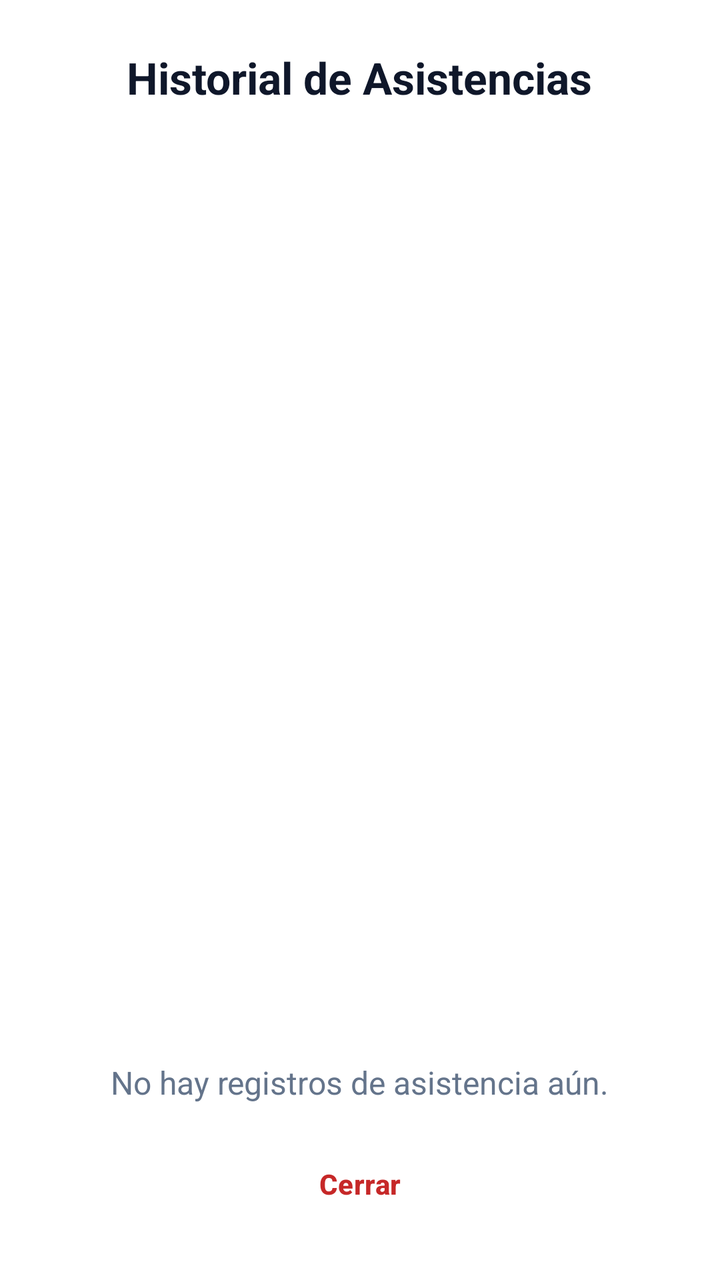
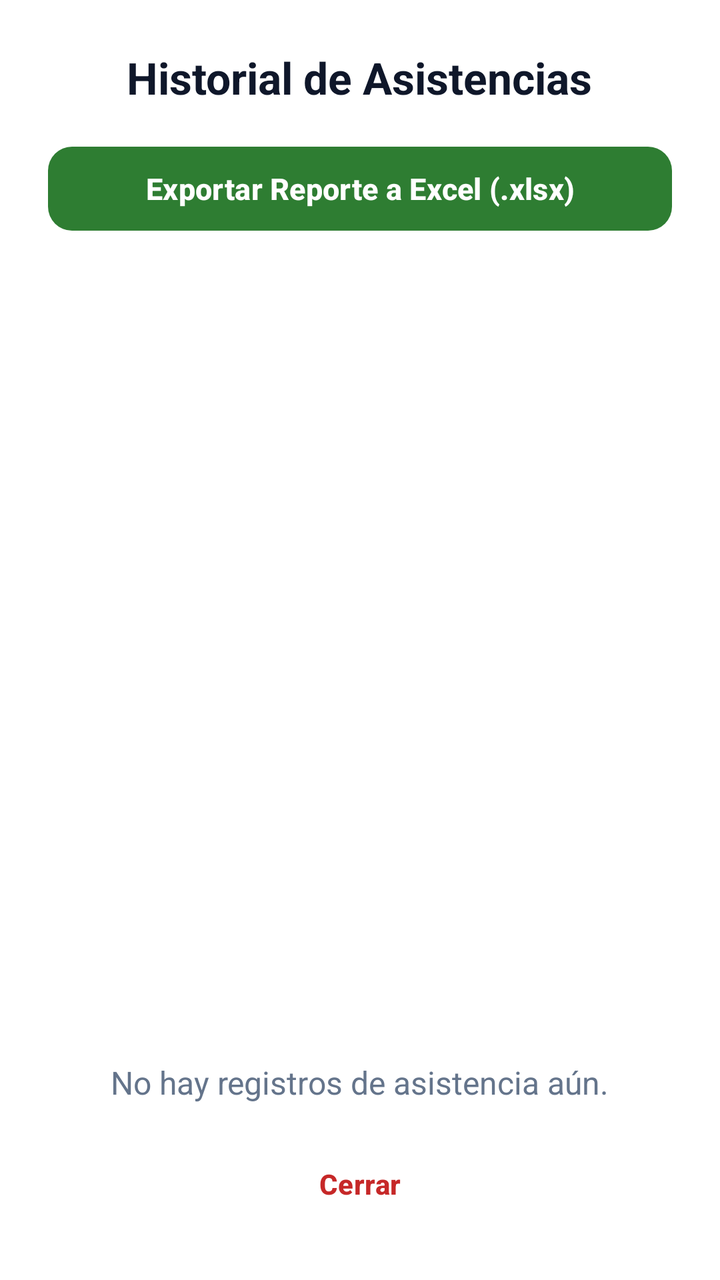

Before-and-after screenshots of an Android layout around one commit, followed by the original layout XML and the change that was made.
<!-- AndroidManifest.xml: application theme Theme.SistemaDeAsistencia -->
<!-- res/layout/activity_historial_asistencias.xml -->
<?xml version="1.0" encoding="utf-8"?>
<LinearLayout xmlns:android="http://schemas.android.com/apk/res/android"
    android:layout_width="match_parent"
    android:layout_height="match_parent"
    android:orientation="vertical"
    android:padding="24dp"
    android:gravity="center_horizontal"
    android:background="@color/white">

    <TextView
        android:layout_width="wrap_content"
        android:layout_height="wrap_content"
        android:text="Historial de Asistencias"
        android:textColor="@color/text_primary"
        android:textSize="22sp"
        android:textStyle="bold"
        android:layout_marginBottom="24dp"/>

    <androidx.recyclerview.widget.RecyclerView
        android:id="@+id/rvHistorial"
        android:layout_width="match_parent"
        android:layout_height="0dp"
        android:layout_weight="1"/>

    <TextView
        android:id="@+id/tvEmptyState"
        android:layout_width="wrap_content"
        android:layout_height="wrap_content"
        android:text="No hay registros de asistencia aún."
        android:textColor="@color/text_secondary"
        android:textSize="16sp"
        android:visibility="visible"
        android:layout_marginTop="40dp"/>

    <com.google.android.material.button.MaterialButton
        android:id="@+id/btnCerrarHistorial"
        style="?attr/borderlessButtonStyle"
        android:layout_width="wrap_content"
        android:layout_height="wrap_content"
        android:text="Cerrar"
        android:textColor="@color/primary_red"
        android:textStyle="bold"
        android:layout_marginTop="16dp"/>
</LinearLayout>
<!-- resources referenced by this layout -->
<resources>
  <color name="primary_red">#C62828</color>
  <color name="text_primary">#0F172A</color>
  <color name="text_secondary">#64748B</color>
  <color name="white">#FFFFFFFF</color>
  <style name="Theme.SistemaDeAsistencia" parent="Base.Theme.SistemaDeAsistencia" />
  <style name="Base.Theme.SistemaDeAsistencia" parent="Theme.Material3.DayNight.NoActionBar">
          
          
      </style>
</resources>

<!-- the commit's change to res/layout/activity_historial_asistencias.xml (unified diff, before → after) -->
@@ -1,5 +1,6 @@
 <?xml version="1.0" encoding="utf-8"?>
 <LinearLayout xmlns:android="http://schemas.android.com/apk/res/android"
+    xmlns:app="http://schemas.android.com/apk/res-auto"
     android:layout_width="match_parent"
     android:layout_height="match_parent"
     android:orientation="vertical"
@@ -14,7 +15,20 @@
         android:textColor="@color/text_primary"
         android:textSize="22sp"
         android:textStyle="bold"
-        android:layout_marginBottom="24dp"/>
+        android:layout_marginBottom="16dp"/>
+
+    <com.google.android.material.button.MaterialButton
+        android:id="@+id/btnExportarExcel"
+        android:layout_width="match_parent"
+        android:layout_height="50dp"
+        android:text="Exportar Reporte a Excel (.xlsx)"
+        android:textAllCaps="false"
+        android:textColor="@color/white"
+        android:textSize="15sp"
+        android:textStyle="bold"
+        app:backgroundTint="#2E7D32"
+        app:cornerRadius="12dp"
+        android:layout_marginBottom="16dp"/>
 
     <androidx.recyclerview.widget.RecyclerView
         android:id="@+id/rvHistorial"
